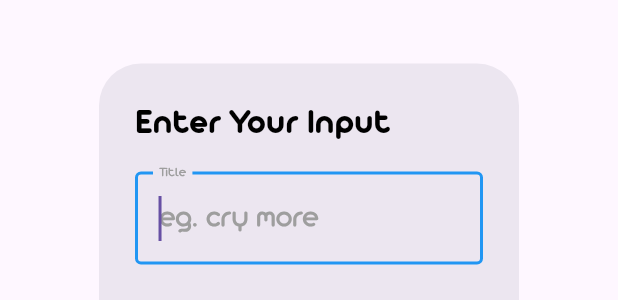
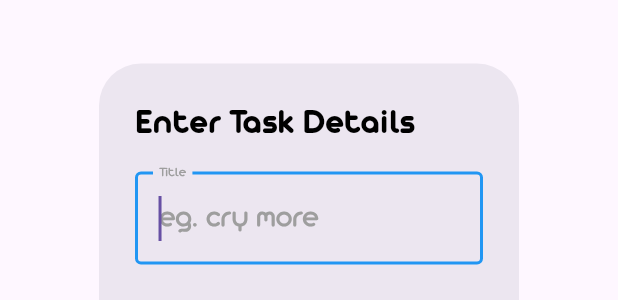
Before and after one commit to 1Shibam/todo_app, a Flutter app: the CreateTaskDetailsWidget widget shown alone on an empty page, opened directly, on a phone screen of 412 x 824 dp. Shown: the part 382-682 px from the top of the screen. Run offline on Flutter 3.47's test engine with Material 3 defaults, Android fonts, the phone set to English and light mode, and no system bars; our stand-ins replace equatable, flutter_riverpod, shared_preferences; accounts and stored records are empty; network calls fail.

Commit message:
i am done

```diff
--- a/lib/widgets/app widgets/create_task_details_widget.dart
+++ b/lib/widgets/app widgets/create_task_details_widget.dart
@@ -12,7 +12,7 @@ class CreateTaskDetailsWidget extends ConsumerWidget {
 
     return AlertDialog(
       title: Text(
-        'Enter Your Input',
+        'Enter Task Details',
         style: AppTextStyles.bold(),
       ),
       content: Column(
--- a/lib/widgets/app widgets/task_list_widget.dart
+++ b/lib/widgets/app widgets/task_list_widget.dart
@@ -1,7 +1,6 @@
 import 'package:flutter/material.dart';
-import 'package:flutter_riverpod/flutter_riverpod.dart';
-import 'package:todo_app/providers/task%20providers/task_list_provider.dart';
-import 'package:todo_app/widgets/app%20widgets/app_text_styles.dart';
+import 'package:todo_app/widgets/widgets_export.dart';
+import '../../providers/provider_exports.dart';
 
 class TaskListWidget extends StatelessWidget {
   const TaskListWidget({
@@ -37,6 +36,7 @@ class TaskListWidget extends StatelessWidget {
                   itemBuilder: (context, index) {
                     final task = tasks[index];
                     return ListTile(
+                      onTap: () {},
                       trailing: Row(
                         mainAxisSize: MainAxisSize.min,
                         children: [
```
